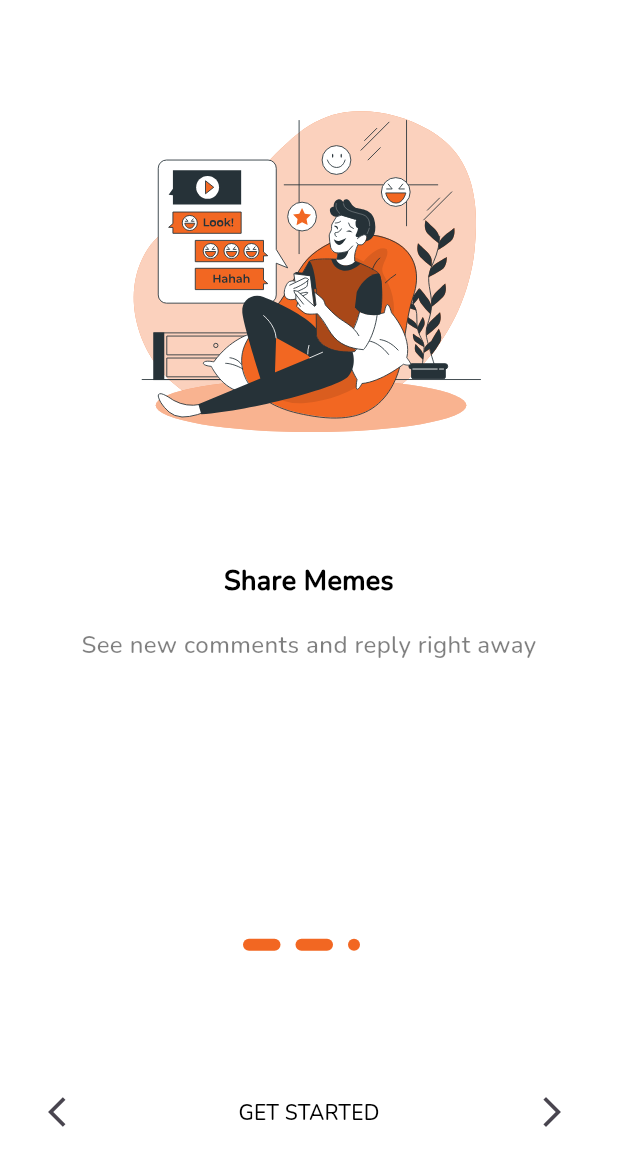
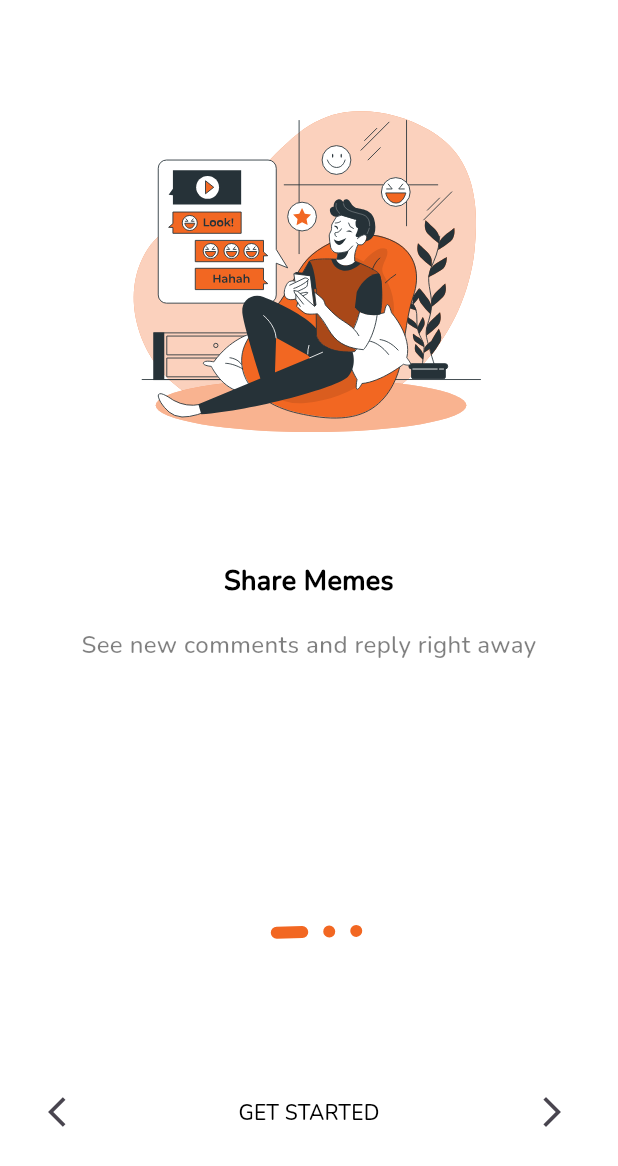
Before and after one commit to Karumaidoi/Memeworld, a Flutter app: the screen it shows after launch, on a phone screen of 412 x 824 dp. Shown: the top 1166 px of the screen. Run offline on Flutter 3.47's test engine with Material 2 defaults, Android fonts, the phone set to English and light mode, and no system bars; our stand-ins replace flutter_svg, flutter_vector_icons, image_picker, introduction_screen, pinput, share_plus and 1 more.

Commit message:
splash page

```diff
--- a/lib/views/splash_screen_v2.dart
+++ b/lib/views/splash_screen_v2.dart
@@ -131,7 +131,7 @@ class _IntroScreenState extends State<IntroScreen> {
                             height: 5,
                           ),
                           Transform.rotate(
-                            angle: math.pi / 2,
+                            angle: 300,
                             child: Positioned(
                                 right: 10,
                                 top: 42,
@@ -139,7 +139,7 @@ class _IntroScreenState extends State<IntroScreen> {
                                   children: List.generate(3, (indexDots) {
                                     return Container(
                                       width: 8,
-                                      height: index != indexDots ? 25 : 8,
+                                      height: index == indexDots ? 25 : 8,
                                       margin: const EdgeInsets.only(top: 10),
                                       decoration: BoxDecoration(
                                           color: AppColors.appColors,
```
